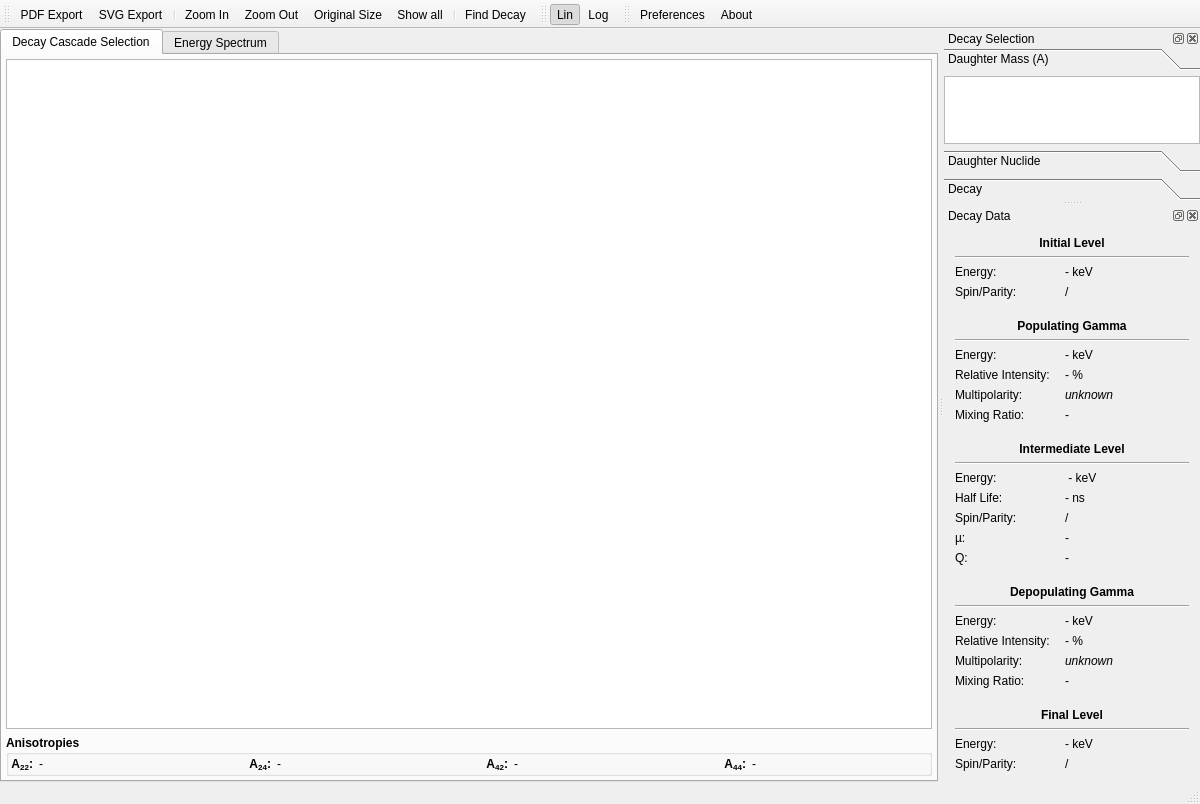
First picture: the form in trunk/Kaihen.ui, repository ferdymercury/nuclei, before the edit.
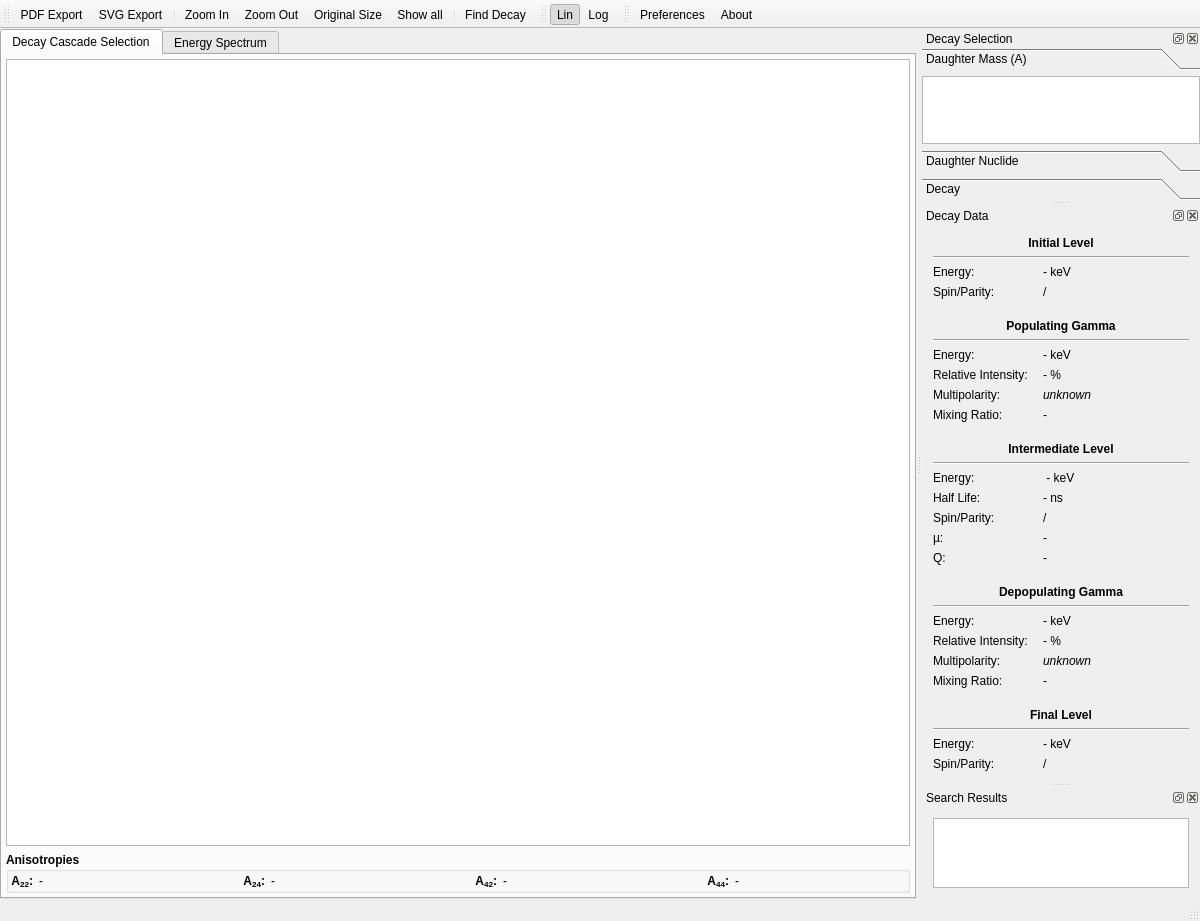
Second picture: the form after the edit. Icons and pictures are not drawn. Custom widgets are drawn as their Qt base class.

Commit message: Changed representation of energy values to use new Energy class Added cascade selection persistence

What changed in the file:
```diff
--- a/trunk/Kaihen.ui
+++ b/trunk/Kaihen.ui
@@ -310,7 +310,7 @@
           <x>0</x>
           <y>0</y>
           <width>256</width>
-          <height>106</height>
+          <height>75</height>
          </rect>
         </property>
         <attribute name="label">
@@ -902,6 +902,24 @@
    <addaction name="actionPreferences"/>
    <addaction name="actionAbout"/>
   </widget>
+  <widget class="QDockWidget" name="searchResultDock">
+   <property name="allowedAreas">
+    <set>Qt::LeftDockWidgetArea|Qt::RightDockWidgetArea</set>
+   </property>
+   <property name="windowTitle">
+    <string>Search Results</string>
+   </property>
+   <attribute name="dockWidgetArea">
+    <number>2</number>
+   </attribute>
+   <widget class="QWidget" name="dockWidgetContents_3">
+    <layout class="QVBoxLayout" name="verticalLayout_2">
+     <item>
+      <widget class="QTreeView" name="treeView"/>
+     </item>
+    </layout>
+   </widget>
+  </widget>
   <action name="actionZoom_In">
    <property name="icon">
     <iconset resource="kaihen.qrc">
```
Left out of the diff: 4 changed lines with no effect on the pictures. The commit also changes 15 other files.
